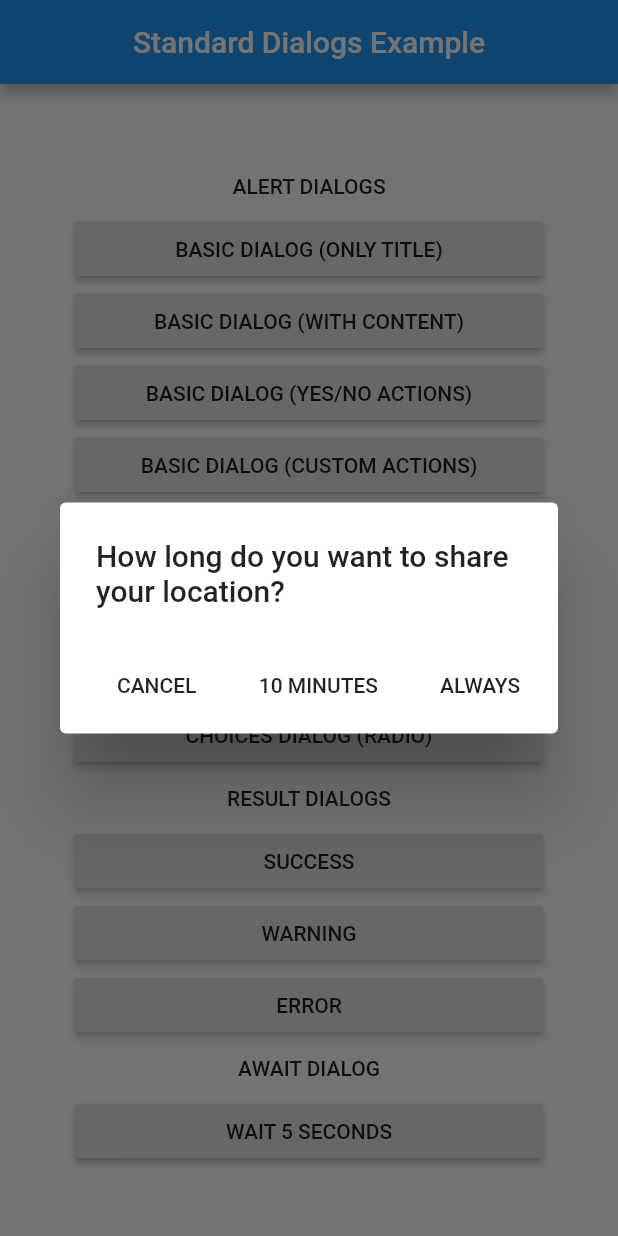
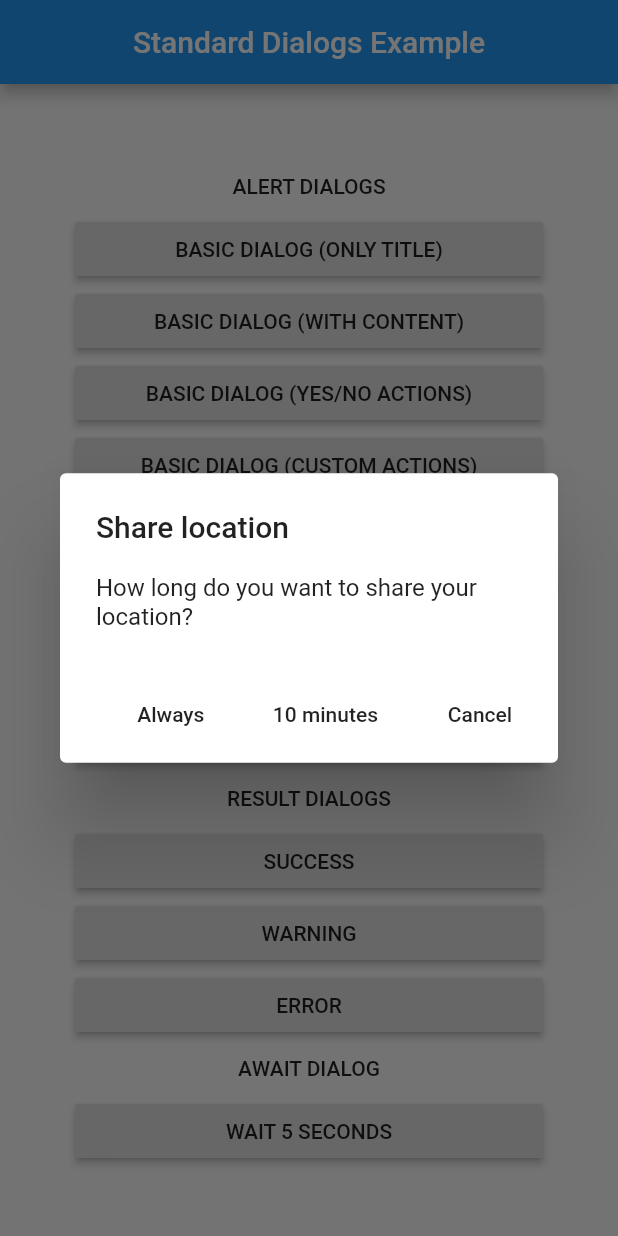
Before and after one commit to ricardocrescenti/flutter-standard-dialogs, a Flutter app: the screen it shows after launch, after a tap on "BASIC DIALOG (CUSTOM ACTIONS)", on a phone screen of 412 x 824 dp. Run offline on Flutter 3.47's test engine with Material 2 defaults, Android fonts, the light colour scheme and no system bars; missing offline and left inert: simple_localization.

Commit message:
Code improvements

```diff
--- a/example/lib/home.dart
+++ b/example/lib/home.dart
@@ -94,23 +94,22 @@ class HomePage extends StatelessWidget {
 
   	_showBasicDialogWithYesNoAction(BuildContext context) {
 
-		showBasicDialog<bool>(context,
+		final result = showBasicDialog<DialogResult>(context,
 			title: Text('Do you want to activate your location?'),
-			actions: [
-				DialogAction(title: Text('NO'), value: (context) => false),
-				DialogAction(title: Text('YES'), value: (context) => true)
-			]);
+			actions: DialogAction.yesNo(context));
+		print(result.toString());
 
   	}
 
   	_showBasicDialogWithCustomAction(BuildContext context) {
 
 		showBasicDialog<int>(context,
-			title: Text('How long do you want to share your location?'),
+			title: Text('Share location'),
+			content: Text('How long do you want to share your location?'),
 			actions: [
-				DialogAction(title: Text('CANCEL'), value: (context) => 0),
-				DialogAction(title: Text('10 MINUTES'), value: (context) => 10),
-				DialogAction(title: Text('ALWAYS'), value: (context) => -1)
+				DialogAction(title: Text('Always'), action: (context) => -1),
+				DialogAction(title: Text('10 minutes'), action: (context) => 10),
+				DialogAction(title: Text('Cancel'), action: (context) => 0),
 			]);
 
   	}
@@ -211,7 +210,7 @@ class HomePage extends StatelessWidget {
 			content: Text('User created successfully!'),
 			action: DialogAction(
 				title: Text('Get Started'),
-				value: null)
+				action: null)
 			);
 
 	}
--- /dev/null
+++ b/lib/classes/dialog_result.dart
@@ -0,0 +1 @@
+enum DialogResult { abort, cancel, ignore, no, ok, retry, yes, }
--- a/lib/dialogs/basic_dialog.dart
+++ b/lib/dialogs/basic_dialog.dart
@@ -42,7 +42,7 @@ Future<T> showBasicDialog<T>(BuildContext context, {
 				child: AlertDialog(
 					title: title,
 					content: content,
-					actions: (actions ?? [DialogAction<T>(title: Text(StandardDialogsLocalizations.of(context)[DialogActionLocalizationsEnum.ok]), value: null,)]).map<FlatButton>((e) => FlatButton(
+					actions: (actions ?? [DialogAction<T>(title: Text(StandardDialogsLocalizations.of(context)[DialogResult.ok]), action: null,)]).map<FlatButton>((e) => FlatButton(
 						onPressed: () => e.performClick(context),
 						child: e.title)).toList(),
 				)
--- a/lib/localizations/localizations_enum.dart
+++ b/lib/localizations/localizations_enum.dart
@@ -1,2 +1 @@
-enum DialogActionLocalizationsEnum { cancel, ok }
 enum ResultDialogLocalizationsEnum { error, success, warning }
--- a/lib/localizations/standard_dialogs_localizations.dart
+++ b/lib/localizations/standard_dialogs_localizations.dart
@@ -2,6 +2,7 @@ import 'dart:ui';
 
 import 'package:flutter/material.dart';
 import 'package:simple_localization/simple_localization.dart';
+import 'package:standard_dialogs/classes/dialog_result.dart';
 import 'package:standard_dialogs/localizations/localizations_enum.dart';
 
 class StandardDialogsLocalizations extends SimpleLocalizations {
@@ -17,24 +18,39 @@ class StandardDialogsLocalizations extends SimpleLocalizations {
   @override
   Map<String, Map<dynamic, String>> get localizedValues => {
 	  'en': {
-		  DialogActionLocalizationsEnum.cancel: 'Cancel',
-		  DialogActionLocalizationsEnum.ok: 'OK',
+		  DialogResult.abort: 'Abort',
+		  DialogResult.cancel: 'Cancel',
+		  DialogResult.ignore: 'Ignore',
+		  DialogResult.no: 'No',
+		  DialogResult.ok: 'OK',
+		  DialogResult.retry: 'Retry',
+		  DialogResult.yes: 'Yes',
 
 		  ResultDialogLocalizationsEnum.error: 'Error',
 		  ResultDialogLocalizationsEnum.success: 'Success',
 		  ResultDialogLocalizationsEnum.warning: 'Warning',
 	  },
 	  'es': {
-		  DialogActionLocalizationsEnum.cancel: 'Cancelar',
-		  DialogActionLocalizationsEnum.ok: 'OK',
+			DialogResult.abort: 'Abortar',
+			DialogResult.cancel: 'Cancelar',
+			DialogResult.ignore: 'Ignorar',
+			DialogResult.no: 'No',
+			DialogResult.ok: 'OK',
+			DialogResult.retry: 'Tentar Rever',
+			DialogResult.yes: 'Si',
 
 		  ResultDialogLocalizationsEnum.error: 'Error',
 		  ResultDialogLocalizationsEnum.success: 'Éxito',
 		  ResultDialogLocalizationsEnum.warning: 'Advertencia',
 	  },
 	  'pt': {
-		  DialogActionLocalizationsEnum.cancel: 'Cancelar',
-		  DialogActionLocalizationsEnum.ok: 'OK',
+			DialogResult.abort: 'Abortar',
+			DialogResult.cancel: 'Cancelar',
+			DialogResult.ignore: 'Ignorar',
+			DialogResult.no: 'Não',
+			DialogResult.ok: 'OK',
+			DialogResult.retry: 'Tentar novamente',
+			DialogResult.yes: 'Sim',
 
 		  ResultDialogLocalizationsEnum.error: 'Erro',
 		  ResultDialogLocalizationsEnum.success: 'Sucesso',
--- a/lib/standard_dialogs.dart
+++ b/lib/standard_dialogs.dart
@@ -1,7 +1,8 @@
 library standard_dialogs;
 
+export 'classes/choice_choice.dart';
 export 'classes/dialog_action.dart';
-export 'classes/choice_choice.dart';
+export 'classes/dialog_result.dart';
 
 export 'dialogs/await_dialog.dart';
 export 'dialogs/basic_dialog.dart';
--- a/lib/widgets/choice_checkbox_dialog.dart
+++ b/lib/widgets/choice_checkbox_dialog.dart
@@ -39,10 +39,10 @@ class ChoiceCheckBoxDialog<T> extends ChoiceDialog<T> {
 	List<Widget> buildActions(BuildContext context, List<DialogChoice<T>> selectedChoices) {
 		return [
 			FlatButton(
-				onPressed: () => cancelDialog(context),
+				onPressed: () => confirmDialog(context, selectedChoices),
 				child: actions[0].title),
 			FlatButton(
-				onPressed: () => confirmDialog(context, selectedChoices),
+				onPressed: () => cancelDialog(context),
 				child: actions[1].title)
 		];
 	}
--- a/lib/widgets/choice_radio_dialog.dart
+++ b/lib/widgets/choice_radio_dialog.dart
@@ -38,10 +38,10 @@ class ChoiceRadioDialog<T> extends ChoiceDialog<T> {
 	List<Widget> buildActions(BuildContext context, List<DialogChoice<T>> selectedChoices) {
 		return [
 			FlatButton(
-				onPressed: () => cancelDialog(context),
+				onPressed: () => confirmDialog(context, selectedChoices),
 				child: actions[0].title),
 			FlatButton(
-				onPressed: () => confirmDialog(context, selectedChoices),
+				onPressed: () => cancelDialog(context),
 				child: actions[1].title)
 		];
 	}
```
Also changed, not shown: lib/classes/dialog_action.dart (+47 -4 lines), lib/dialogs/choice_dialog.dart (+11 -8 lines), lib/dialogs/result_dialog.dart (+6 -2 lines), example/assets/images/basic_dialog_basic_custom_actions.jpg (added), example/assets/images/basic_dialog_title.jpg, example/assets/images/basic_dialog_yes_no.jpg (added), example/assets/images/choice_dialog_checkbox.jpg, example/assets/images/choice_dialog_radio.jpg, 1 other file.
